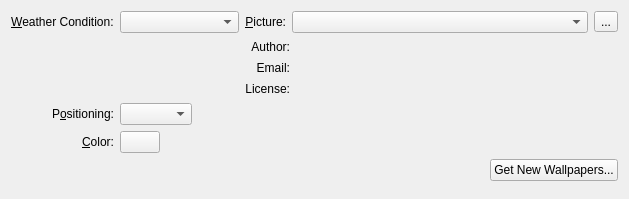
Old version of the form wallpapers/weather/weatherAdvanced.ui in the repository KDE/kdeplasma-addons.
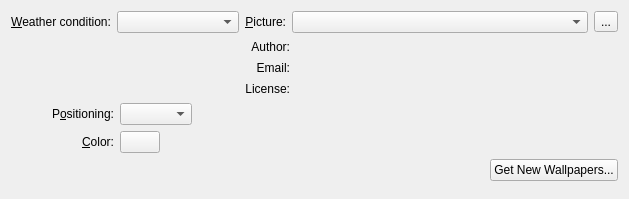
New version of the form. Custom widgets are drawn as their Qt base class.

Diff of the .ui file:
```diff
--- a/wallpapers/weather/weatherAdvanced.ui
+++ b/wallpapers/weather/weatherAdvanced.ui
@@ -16,7 +16,7 @@
      <item>
       <widget class="QLabel" name="label_2">
        <property name="text">
-        <string>&amp;Weather Condition:</string>
+        <string>&amp;Weather condition:</string>
        </property>
        <property name="buddy">
         <cstring>m_conditionCombo</cstring>
```
